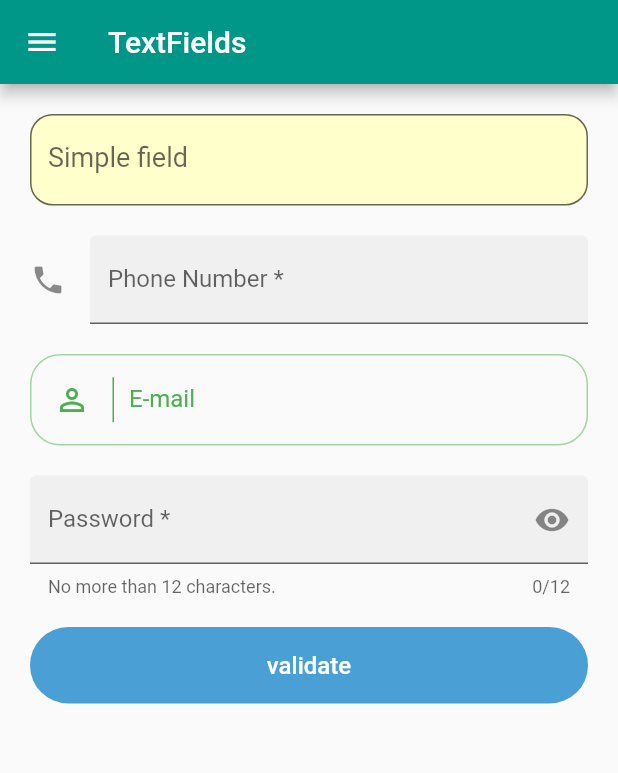
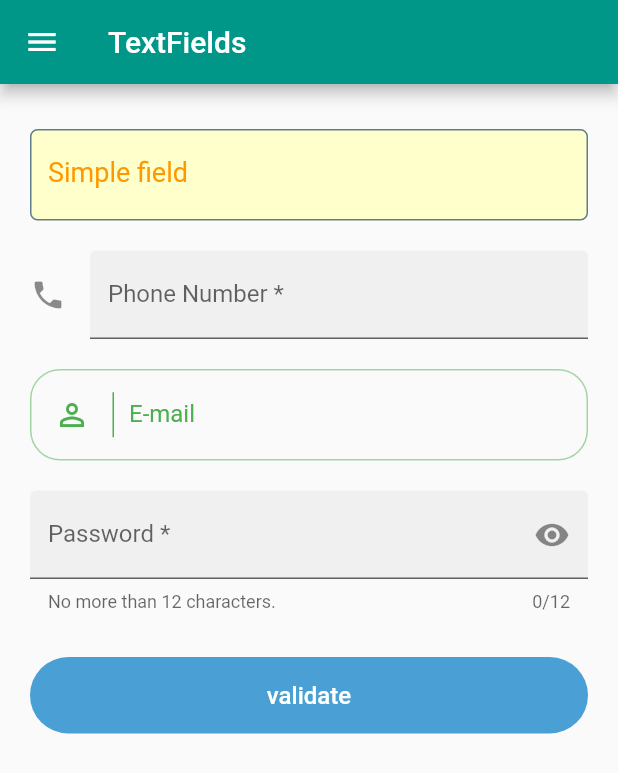
Before and after one commit to baiman240z/flutter-ui, a Flutter app: the TextFields screen opened by its route, on a phone screen of 412 x 824 dp. Shown: the top 773 px of the screen. Run offline on Flutter 3.47's test engine with Material 2 defaults, Android fonts, the phone set to English and light mode, and no system bars.

Commit message:
sdk upgrade, textfield update

```diff
--- a/lib/classes/util.dart
+++ b/lib/classes/util.dart
@@ -3,7 +3,7 @@ import 'package:flutter/material.dart';
 class Util {
   static Drawer drawer(BuildContext context) {
     return Drawer(
-        child: ListView(
+      child: ListView(
       padding: EdgeInsets.zero,
       children: <Widget>[
         Container(
@@ -63,6 +63,14 @@ class Util {
             Navigator.pushNamed(context, '/progress');
           },
         ),
+        ListTile(
+          leading: const Icon(Icons.trending_flat),
+          title: const Text('Figma'),
+          onTap: () {
+            Navigator.pop(context);
+            Navigator.pushNamed(context, '/figma');
+          },
+        ),
       ],
     ));
   }
--- a/lib/textfields.dart
+++ b/lib/textfields.dart
@@ -48,19 +48,24 @@ class TextFieldsState extends State<TextFields> {
       child: ListView(
         padding: EdgeInsets.symmetric(vertical: 10.0, horizontal: 20.0),
         children: <Widget>[
+          SizedBox(height: 20.0,),
           // -------------------------------------------------------------
           // Simple
           // -------------------------------------------------------------
-          Padding(
-            padding: EdgeInsets.symmetric(vertical: 10.0),
-            child: TextField(
+          TextField(
             decoration: const InputDecoration(
-                border: OutlineInputBorder(
-                  borderRadius: BorderRadius.all(Radius.circular(15.0)),
+              enabledBorder: OutlineInputBorder(
+                borderRadius: BorderRadius.all(Radius.circular(5.0)),
+                borderSide: BorderSide(color: Colors.blueGrey, width: 1.0),
+              ),
+              focusedBorder: OutlineInputBorder(
+                borderRadius: BorderRadius.all(Radius.circular(5.0)),
+                borderSide: BorderSide(color: Colors.yellow, width: 1.0),
               ),
               filled: true,
               fillColor: Color(0xFFFFFFCC),
               labelText: 'Simple field',
+              labelStyle: TextStyle(color: Colors.orange),
               hintText: 'Please input something.',
             ),
             style: TextStyle(
@@ -68,13 +73,12 @@ class TextFieldsState extends State<TextFields> {
               color: const Color(0xFF000000),
             ),
           ),
-          ),
+
+          SizedBox(height: 20.0,),
           // -------------------------------------------------------------
           // Tel
           // -------------------------------------------------------------
-          Padding(
-            padding: EdgeInsets.symmetric(vertical: 10.0),
-            child: TextFormField(
+          TextFormField(
             decoration: const InputDecoration(
               border: UnderlineInputBorder(),
               filled: true,
@@ -98,7 +102,8 @@ class TextFieldsState extends State<TextFields> {
               _mobileNumberFormatter,
             ],
           ),
-          ),
+
+          SizedBox(height: 20.0,),
           // -------------------------------------------------------------
           // Email
           // -------------------------------------------------------------
@@ -110,8 +115,6 @@ class TextFieldsState extends State<TextFields> {
               ),
               borderRadius: BorderRadius.circular(20.0),
             ),
-            margin:
-            const EdgeInsets.symmetric(vertical: 10.0),
             child: Row(
               children: <Widget>[
                 Padding(
@@ -157,12 +160,11 @@ class TextFieldsState extends State<TextFields> {
             ),
           ),
 
+          SizedBox(height: 20.0,),
           // -------------------------------------------------------------
           // Password
           // -------------------------------------------------------------
-          Padding(
-            padding: EdgeInsets.symmetric(vertical: 10.0),
-            child: PasswordField(
+          PasswordField(
             fieldKey: _passwordFieldKey,
             helperText: 'No more than $_passwordLen characters.',
             labelText: 'Password *',
@@ -173,8 +175,8 @@ class TextFieldsState extends State<TextFields> {
             },
             maxLength: _passwordLen,
           ),
-          ),
 
+          SizedBox(height: 20.0,),
           // -------------------------------------------------------------
           // validate button
           // -------------------------------------------------------------
```
Also changed, not shown: 15 other files. Lines whose indentation alone changed are shown as unchanged.
